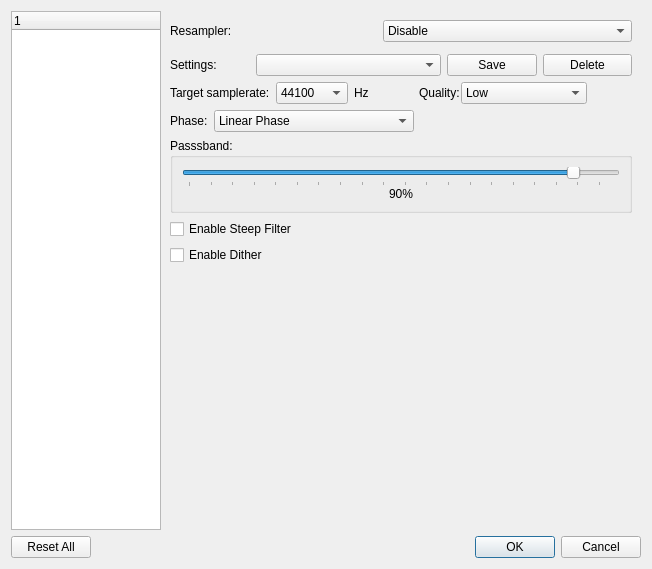
This is src/xamp/preferencedialog.ui in billlin0904/xamp2 as Qt 5 draws it before an edit. The edited form follows.
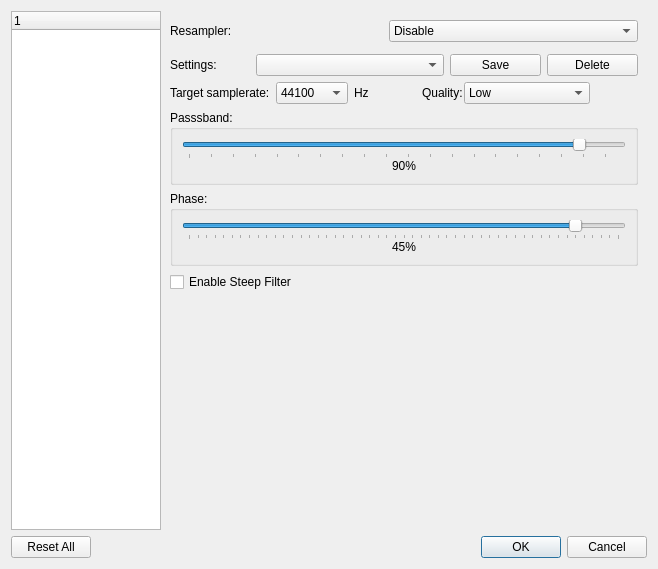
This is the edited form. The open tabs and pages were chosen to show the change.

Diff of the .ui file:
```diff
--- a/src/xamp/preferencedialog.ui
+++ b/src/xamp/preferencedialog.ui
@@ -6,7 +6,7 @@
    <rect>
     <x>0</x>
     <y>0</y>
-    <width>652</width>
+    <width>658</width>
     <height>569</height>
    </rect>
   </property>
@@ -430,65 +430,7 @@
               </layout>
              </item>
              <item>
-              <layout class="QHBoxLayout" name="horizontalLayout_11">
-               <item>
-                <widget class="QLabel" name="label_9">
-                 <property name="sizePolicy">
-                  <sizepolicy hsizetype="Preferred" vsizetype="Preferred">
-                   <horstretch>0</horstretch>
-                   <verstretch>0</verstretch>
-                  </sizepolicy>
-                 </property>
-                 <property name="text">
-                  <string>Phase:</string>
-                 </property>
-                </widget>
-               </item>
-               <item>
-                <widget class="QComboBox" name="soxrPhaseComboBox">
-                 <property name="sizePolicy">
-                  <sizepolicy hsizetype="Preferred" vsizetype="Fixed">
-                   <horstretch>1</horstretch>
-                   <verstretch>0</verstretch>
-                  </sizepolicy>
-                 </property>
-                 <property name="maximumSize">
-                  <size>
-                   <width>200</width>
-                   <height>16777215</height>
-                  </size>
-                 </property>
-                 <item>
-                  <property name="text">
-                   <string>Linear Phase</string>
-                  </property>
-                 </item>
-                 <item>
-                  <property name="text">
-                   <string>Intermediate Phase</string>
-                  </property>
-                 </item>
-                 <item>
-                  <property name="text">
-                   <string>Minimum Phase</string>
-                  </property>
-                 </item>
-                </widget>
-               </item>
-               <item>
-                <spacer name="horizontalSpacer_2">
-                 <property name="orientation">
-                  <enum>Qt::Horizontal</enum>
-                 </property>
-                 <property name="sizeHint" stdset="0">
-                  <size>
-                   <width>0</width>
-                   <height>0</height>
-                  </size>
-                 </property>
-                </spacer>
-               </item>
-              </layout>
+              <layout class="QHBoxLayout" name="horizontalLayout_11"/>
              </item>
              <item>
               <widget class="QGroupBox" name="groupBox_2">
@@ -546,6 +488,56 @@
                </layout>
               </widget>
              </item>
+             <item>
+              <widget class="QGroupBox" name="groupBox_3">
+               <property name="minimumSize">
+                <size>
+                 <width>0</width>
+                 <height>50</height>
+                </size>
+               </property>
+               <property name="title">
+                <string>Phase:</string>
+               </property>
+               <layout class="QVBoxLayout" name="verticalLayout_8">
+                <property name="spacing">
+                 <number>0</number>
+                </property>
+                <item>
+                 <widget class="QSlider" name="soxrPhaseSlider">
+                  <property name="minimum">
+                   <number>0</number>
+                  </property>
+                  <property name="maximum">
+                   <number>50</number>
+                  </property>
+                  <property name="sliderPosition">
+                   <number>45</number>
+                  </property>
+                  <property name="orientation">
+                   <enum>Qt::Horizontal</enum>
+                  </property>
+                  <property name="tickPosition">
+                   <enum>QSlider::TicksBelow</enum>
+                  </property>
+                  <property name="tickInterval">
+                   <number>1</number>
+                  </property>
+                 </widget>
+                </item>
+                <item>
+                 <widget class="QLabel" name="soxrPhaseValue">
+                  <property name="text">
+                   <string>45%</string>
+                  </property>
+                  <property name="alignment">
+                   <set>Qt::AlignCenter</set>
+                  </property>
+                 </widget>
+                </item>
+               </layout>
+              </widget>
+             </item>
              <item>
               <widget class="QCheckBox" name="enableSteepFilterBox">
                <property name="text">
@@ -553,13 +545,6 @@
                </property>
               </widget>
              </item>
-             <item>
-              <widget class="QCheckBox" name="enableDitherBox">
-               <property name="text">
-                <string>Enable Dither</string>
-               </property>
-              </widget>
-             </item>
              <item>
               <spacer name="verticalSpacer_4">
                <property name="orientation">
```
Left out of the diff: 36 changed lines with no effect on the pictures.
